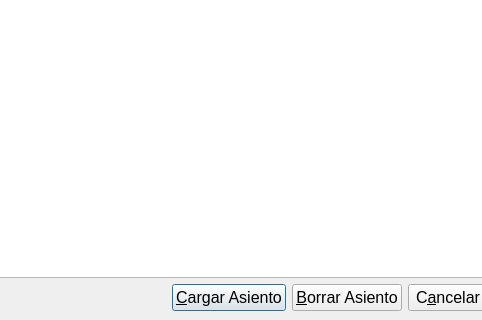
This is cargaespera.ui in DIBOSAJM/keme as Qt 5 draws it before an edit; both pictures show x 270 to 752 and y 177 to 497 of the 853 by 497 pixel window. The edited form follows.
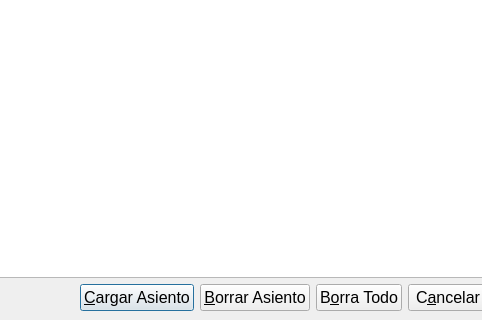
This is the edited form. Icons and pictures are not drawn.

```diff
--- a/cargaespera.ui
+++ b/cargaespera.ui
@@ -101,6 +101,22 @@
        </property>
       </widget>
      </item>
+     <item>
+      <widget class="QPushButton" name="borratodo_pushButton">
+       <property name="font">
+        <font>
+         <pointsize>12</pointsize>
+        </font>
+       </property>
+       <property name="text">
+        <string>B&amp;orra Todo</string>
+       </property>
+       <property name="icon">
+        <iconset resource="keme.qrc">
+         <normaloff>:/iconos/graf/delete_128.png</normaloff>:/iconos/graf/delete_128.png</iconset>
+       </property>
+      </widget>
+     </item>
      <item>
       <widget class="QPushButton" name="CancelarButton">
        <property name="font">
```
Left out of the diff: 8 changed lines with no effect on the pictures.
